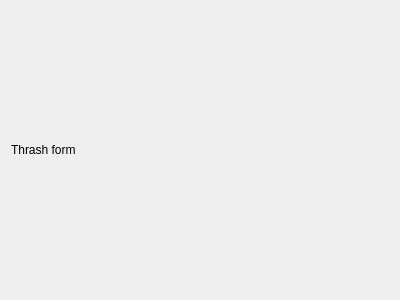
This is Guarana/thrashform.ui in diegofps/guarana as Qt 5 draws it before an edit. The edited form follows.
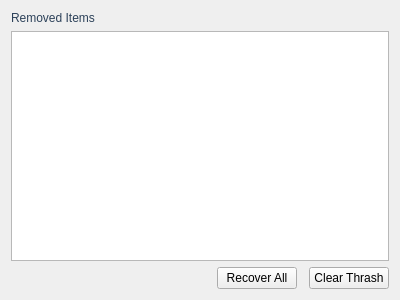
This is the edited form.

Commit message: Listing removed files in thrash

```diff
--- a/Guarana/thrashform.ui
+++ b/Guarana/thrashform.ui
@@ -13,14 +13,58 @@
   <property name="windowTitle">
    <string>Form</string>
   </property>
-  <layout class="QHBoxLayout" name="horizontalLayout">
+  <layout class="QVBoxLayout" name="verticalLayout">
    <item>
     <widget class="QLabel" name="label">
+     <property name="styleSheet">
+      <string notr="true">font: 75 18pt &quot;Noto Sans&quot;;
+color: #ff2c4159;</string>
+     </property>
      <property name="text">
-      <string>Thrash form</string>
+      <string>Removed Items</string>
+     </property>
+     <property name="margin">
+      <number>10</number>
      </property>
     </widget>
    </item>
+   <item>
+    <widget class="QTableView" name="garbageList"/>
+   </item>
+   <item>
+    <layout class="QHBoxLayout" name="horizontalLayout">
+     <property name="spacing">
+      <number>12</number>
+     </property>
+     <item>
+      <spacer name="horizontalSpacer">
+       <property name="orientation">
+        <enum>Qt::Horizontal</enum>
+       </property>
+       <property name="sizeHint" stdset="0">
+        <size>
+         <width>40</width>
+         <height>20</height>
+        </size>
+       </property>
+      </spacer>
+     </item>
+     <item>
+      <widget class="QPushButton" name="btRecoverAll">
+       <property name="text">
+        <string>Recover All</string>
+       </property>
+      </widget>
+     </item>
+     <item>
+      <widget class="QPushButton" name="btClearThrash">
+       <property name="text">
+        <string>Clear Thrash</string>
+       </property>
+      </widget>
+     </item>
+    </layout>
+   </item>
   </layout>
  </widget>
  <resources/>
```
Left out of the diff: 39 changed lines with no effect on the pictures. The commit also changes 15 other files.
